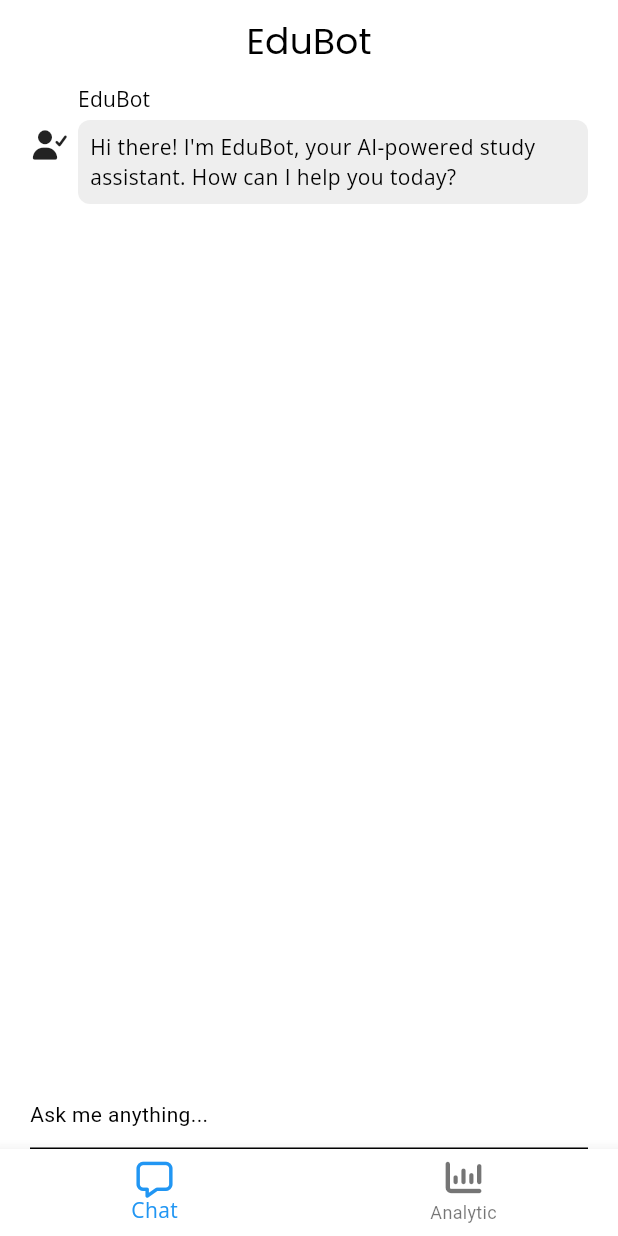
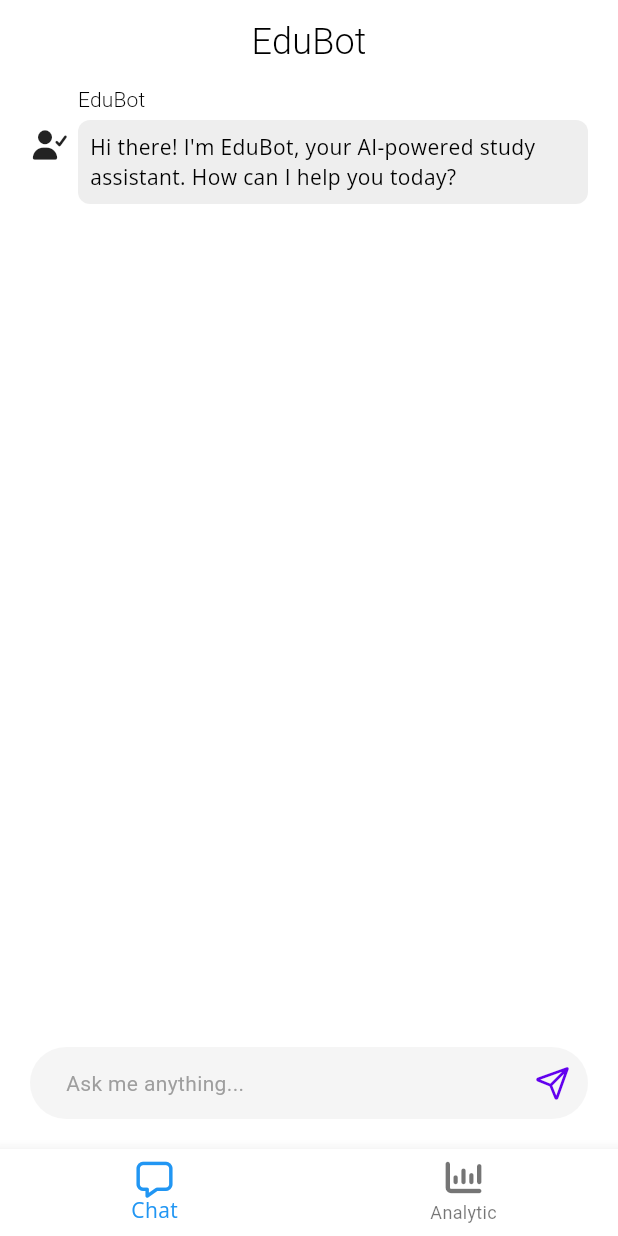
Before and after one commit to bsm00x7/EduBot, a Flutter app: the screen it shows after launch, on a phone screen of 412 x 824 dp. Run offline on Flutter 3.47's test engine with Material 3 defaults, Android fonts, the phone set to English and light mode, and no system bars; our stand-ins replace font_awesome_flutter, google_fonts.

Commit message:
customized  Text field

```diff
--- a/lib/theme/dark_theme.dart
+++ b/lib/theme/dark_theme.dart
@@ -1,17 +1,18 @@
 import 'package:flutter/material.dart';
-import 'package:google_fonts/google_fonts.dart';
 
 ThemeData darkTheme = ThemeData(
+
   colorScheme: ColorScheme.light(
     secondary: Colors.black,
     onSecondary: Colors.white,
   ),
   textTheme: TextTheme(
-    titleMedium: GoogleFonts.poppins(
+    titleMedium: TextStyle(
       fontSize: 24,
       fontWeight: FontWeight.w400,
       color: Colors.white,
+      fontFamily: "Roboto"
     ),
-      titleSmall:  GoogleFonts.openSans( fontSize: 14 ,fontWeight: FontWeight.w400 , color: Colors.white)
+      titleSmall: TextStyle( fontSize: 14 ,fontWeight: FontWeight.w400 , color: Colors.white)
   ),
 );
--- a/lib/theme/ligth_theme.dart
+++ b/lib/theme/ligth_theme.dart
@@ -1,14 +1,15 @@
 import 'package:flutter/material.dart';
-import 'package:google_fonts/google_fonts.dart';
+
 ThemeData  lightTheme = ThemeData(
-
+    fontFamily: 'Roboto',
     colorScheme: ColorScheme.light(
       secondary: Colors.white,
-        onSecondary: Colors.blue
+        onSecondary: Colors.blue,
+        onPrimary: Colors.black
     ),
     textTheme: TextTheme(
-        titleMedium:  GoogleFonts.poppins( fontSize: 24 ,fontWeight: FontWeight.w400 , color: Colors.black),
-        titleSmall:  GoogleFonts.openSans( fontSize: 14 ,fontWeight: FontWeight.w400 , color: Colors.black)
+        titleMedium:  TextStyle(  fontSize: 24 ,fontWeight: FontWeight.w300 , color: Colors.black),
+        titleSmall:  TextStyle( fontSize: 14 ,fontWeight: FontWeight.w300, color: Colors.black)
     ),
 
 );
--- a/lib/viwe/Home/home_page.dart
+++ b/lib/viwe/Home/home_page.dart
@@ -26,10 +26,7 @@ class HomePage extends StatelessWidget {
                       child: Column(
                         crossAxisAlignment: CrossAxisAlignment.start,
                         children: [
-                          Text(
-                            "EduBot",
-                            style: theme.textTheme.titleSmall,
-                          ),
+                          Text("EduBot", style: theme.textTheme.titleSmall),
                           const SizedBox(height: 4),
                           Container(
                             decoration: BoxDecoration(
@@ -38,8 +35,9 @@ class HomePage extends StatelessWidget {
                             ),
                             padding: const EdgeInsets.all(8.0),
                             // This Text exist on fois open chat [New Conversation]
-                            child:  Text(
-                              "Hi there! I'm EduBot, your AI-powered study assistant. How can I help you today?",style:GoogleFonts.openSans(),
+                            child: Text(
+                              "Hi there! I'm EduBot, your AI-powered study assistant. How can I help you today?",
+                              style: GoogleFonts.openSans(),
                               softWrap: true,
                             ),
                           ),
@@ -52,12 +50,38 @@ class HomePage extends StatelessWidget {
             ),
           ),
           Spacer(),
-          TextField(
-            decoration: InputDecoration(
-              hint: Text("Ask me anything..."),
-              hintStyle: theme.textTheme.titleSmall!.copyWith(color: Colors.grey.withValues(alpha: 0.4))
+          Padding(
+            padding: const EdgeInsets.symmetric(vertical: 20),
+            child: TextField(
+              maxLines: null,
+              textCapitalization: TextCapitalization.sentences,
+              style: theme.textTheme.bodyMedium?.copyWith(
+                color: Colors.black87,
+              ),
+              decoration: InputDecoration(
+                hintText: "Ask me anything...",
+                hintStyle: theme.textTheme.bodyMedium?.copyWith(
+                  color: Colors.grey.shade500,
+                ),
+                filled: true,
+                fillColor: Colors.grey.shade100,
+                contentPadding: const EdgeInsets.symmetric(horizontal: 20, vertical: 14),
+                suffixIcon:Icon(FontAwesomeIcons.paperPlane , size: 20, color: theme.colorScheme.primary,),
+                enabledBorder: OutlineInputBorder(
+                  borderRadius: BorderRadius.circular(30),
+                  borderSide: BorderSide.none,
+                ),
+                focusedBorder: OutlineInputBorder(
+                  borderRadius: BorderRadius.circular(30),
+                  borderSide: BorderSide(
+                    color: theme.colorScheme.primary,
+                    width: 1.8,
+                  ),
+                ),
+              ),
             ),
-          )
+          ),
+
         ],
       ),
     );
```
Also changed, not shown: pubspec.yaml (+11 -13 lines).
